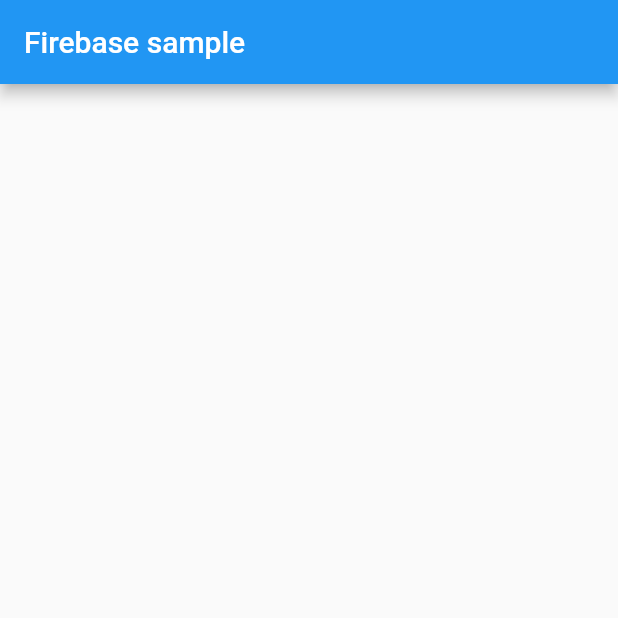
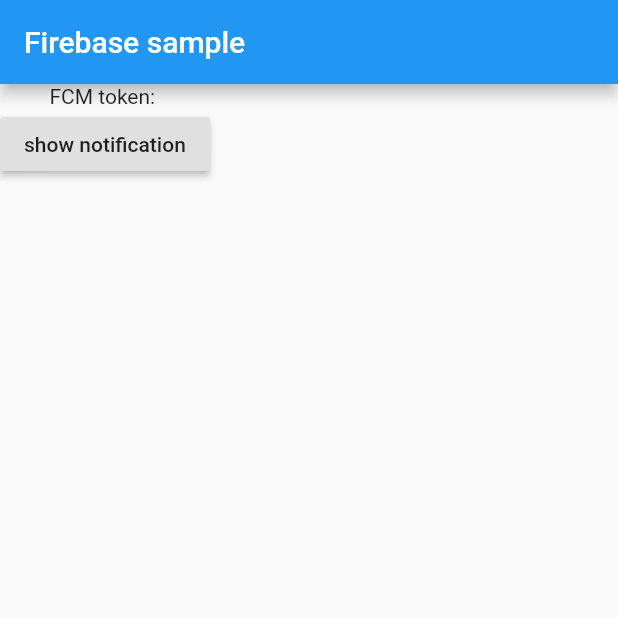
Before and after one commit to MaikuB/flutter_firebase_local_notifications_examples, a Flutter app: the screen it shows after launch, on a phone screen of 412 x 824 dp, the top half of it. Run offline on Flutter 3.47's test engine with Material 2 defaults, Android fonts, the phone set to English and light mode, and no system bars; our stand-ins replace firebase_messaging, flutter_local_notifications; accounts and stored records are empty.

```diff
--- a/java_objc/lib/main.dart
+++ b/java_objc/lib/main.dart
@@ -1,7 +1,10 @@
 import 'package:flutter/material.dart';
 import 'package:firebase_messaging/firebase_messaging.dart';
+import 'package:flutter_local_notifications/flutter_local_notifications.dart';
 
 final FirebaseMessaging _firebaseMessaging = FirebaseMessaging();
+final FlutterLocalNotificationsPlugin _flutterLocalNotificationsPlugin =
+    FlutterLocalNotificationsPlugin();
 
 void main() => runApp(MyApp());
 
@@ -31,6 +34,14 @@ class _MyHomePageState extends State<MyHomePage> {
   @override
   void initState() {
     super.initState();
+    var initializationSettingsAndroid =
+        AndroidInitializationSettings('app_icon');
+    var initializationSettingsIOS = IOSInitializationSettings(
+        onDidReceiveLocalNotification: onDidReceiveLocalNotification);
+    var initializationSettings = InitializationSettings(
+        initializationSettingsAndroid, initializationSettingsIOS);
+    _flutterLocalNotificationsPlugin.initialize(initializationSettings,
+        onSelectNotification: onSelectNotification);
     _firebaseMessaging.configure(onMessage: (message) async {
       print('onMessage: $message');
     }, onLaunch: (message) async {
@@ -52,14 +63,49 @@ class _MyHomePageState extends State<MyHomePage> {
     });
   }
 
+  Future<void> onSelectNotification(String payload) async {
+    debugPrint('onSelectNotification');
+    if (payload != null) {
+      debugPrint('notification payload: ' + payload);
+    }
+
+    /*await Navigator.push(
+      context,
+      MaterialPageRoute(builder: (context) => SecondScreen(payload)),
+    );*/
+  }
+
+  Future<void> onDidReceiveLocalNotification(
+      int id, String title, String body, String payload) async {}
+
   @override
   Widget build(BuildContext context) {
     return Scaffold(
       appBar: AppBar(
         title: Text('Firebase sample'),
       ),
-      body: Center(
-        child: Text(_token == null ? '' : _token),
+      body: Column(
+        children: [
+          Text('FCM token: ${_token == null ? '' : _token}'),
+          RaisedButton(
+            child: Text('show notification'),
+            onPressed: () async {
+              var androidPlatformChannelSpecifics = AndroidNotificationDetails(
+                  'your channel id',
+                  'your channel name',
+                  'your channel description',
+                  importance: Importance.Max,
+                  priority: Priority.High,
+                  ticker: 'ticker');
+              var iOSPlatformChannelSpecifics = IOSNotificationDetails();
+              var platformChannelSpecifics = NotificationDetails(
+                  androidPlatformChannelSpecifics, iOSPlatformChannelSpecifics);
+              await _flutterLocalNotificationsPlugin.show(
+                  0, 'plain title', 'plain body', platformChannelSpecifics,
+                  payload: 'item x');
+            },
+          )
+        ],
       ),
     );
   }
```
Also changed, not shown: java_objc/pubspec.yaml (+6 -1 lines), java_objc/pubspec.lock, 4 other files.
